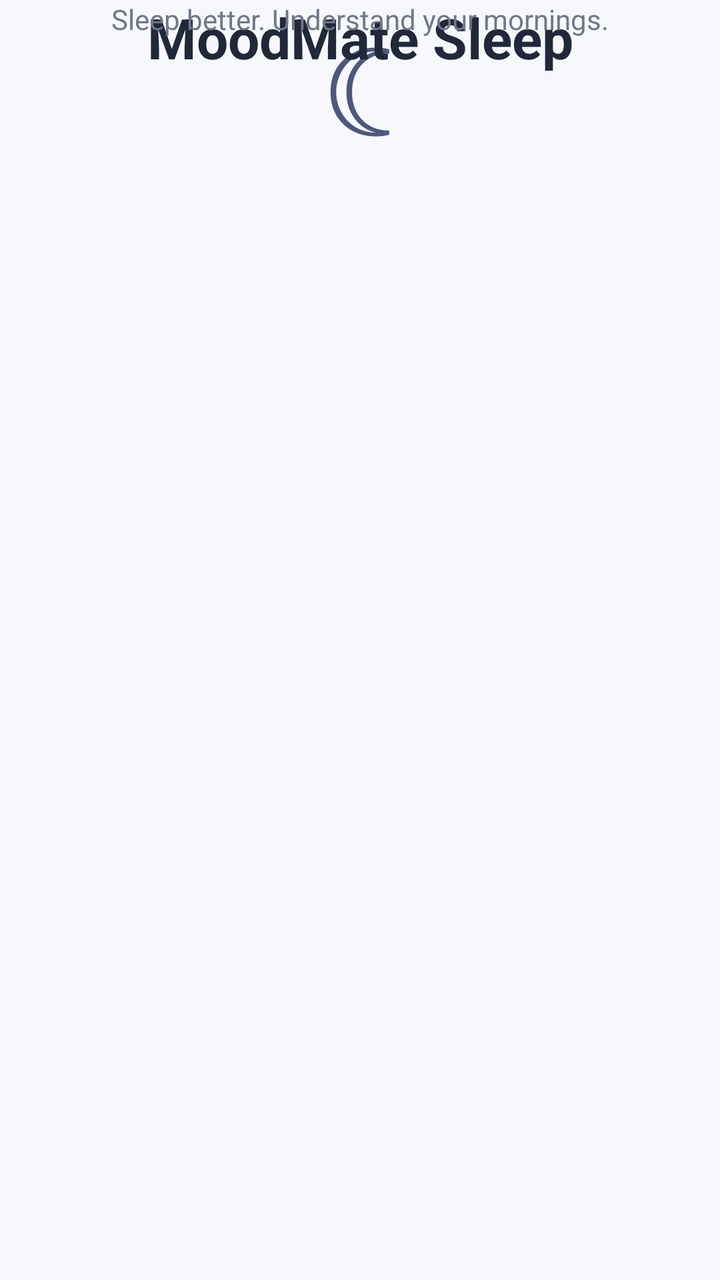
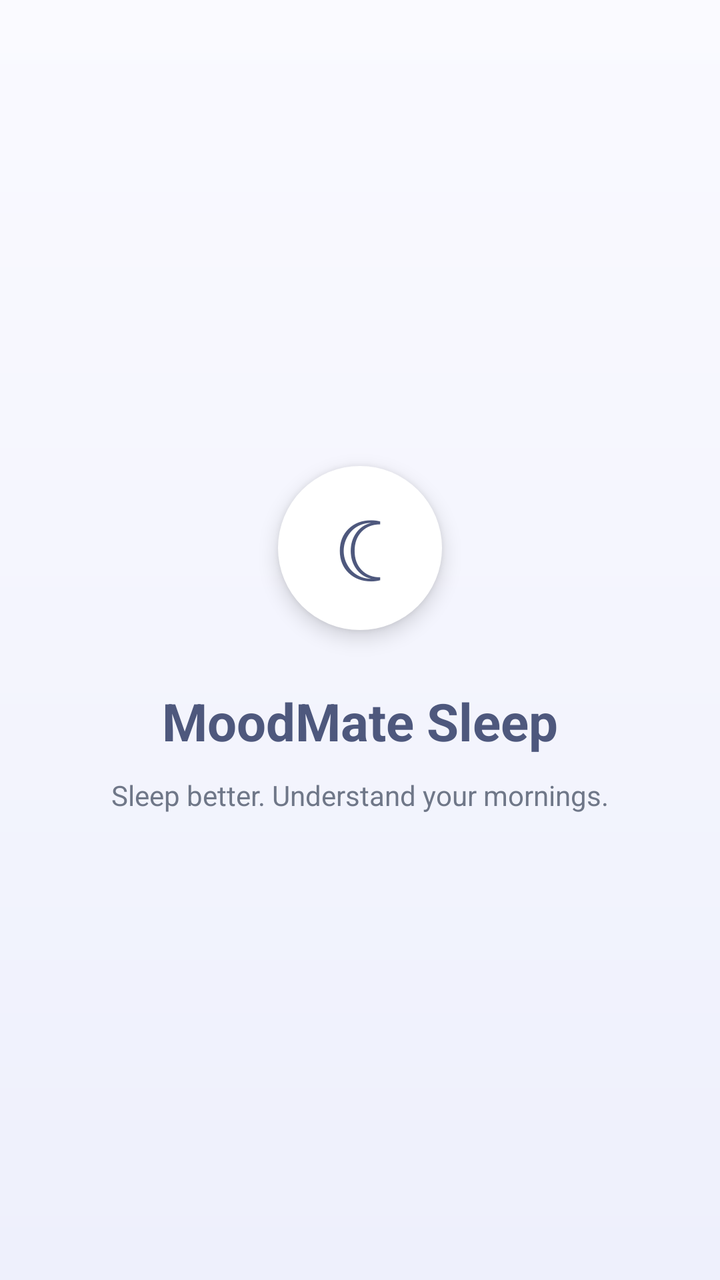

Two renders of the same Android screen: before a commit and after it. Below are the layout's source before the change and the commit's diff.
<!-- AndroidManifest.xml: application theme Theme.MoodMateSleep -->
<!-- res/layout/fragment_splash.xml -->
<?xml version="1.0" encoding="utf-8"?>
<androidx.constraintlayout.widget.ConstraintLayout
    xmlns:android="http://schemas.android.com/apk/res/android"
    xmlns:app="http://schemas.android.com/apk/res-auto"
    android:layout_width="match_parent"
    android:layout_height="match_parent"
    android:background="@color/moodmate_background">

    <TextView
        android:id="@+id/tvMoon"
        android:layout_width="wrap_content"
        android:layout_height="wrap_content"
        android:text="☾"
        android:textColor="@color/moodmate_primary"
        android:textSize="64sp"
        app:layout_constraintBottom_toTopOf="@id/tvAppName"
        app:layout_constraintEnd_toEndOf="parent"
        app:layout_constraintStart_toStartOf="parent"
        app:layout_constraintVertical_chainStyle="packed" />

    <TextView
        android:id="@+id/tvAppName"
        android:layout_width="wrap_content"
        android:layout_height="wrap_content"
        android:layout_marginTop="16dp"
        android:text="MoodMate Sleep"
        android:textColor="@color/moodmate_text_primary"
        android:textSize="28sp"
        android:textStyle="bold"
        app:layout_constraintBottom_toTopOf="@id/tvTagline"
        app:layout_constraintEnd_toEndOf="parent"
        app:layout_constraintStart_toStartOf="parent"
        app:layout_constraintTop_toBottomOf="@id/tvMoon" />

    <TextView
        android:id="@+id/tvTagline"
        android:layout_width="wrap_content"
        android:layout_height="wrap_content"
        android:layout_marginTop="8dp"
        android:text="Sleep better. Understand your mornings."
        android:textColor="@color/moodmate_text_secondary"
        android:textSize="14sp"
        app:layout_constraintBottom_toBottomOf="parent"
        app:layout_constraintEnd_toEndOf="parent"
        app:layout_constraintStart_toStartOf="parent"
        app:layout_constraintTop_toBottomOf="@id/tvAppName" />

</androidx.constraintlayout.widget.ConstraintLayout>
<!-- resources referenced by this layout -->
<resources>
  <color name="moodmate_background">#F7F8FC</color>
  <color name="moodmate_primary">#4E587D</color>
  <color name="moodmate_text_primary">#20283A</color>
  <color name="moodmate_text_secondary">#6F7788</color>
  <style name="Theme.MoodMateSleep" parent="Theme.Material3.DayNight.NoActionBar">
  
          <item name="colorPrimary">@color/moodmate_primary</item>
  
          <item name="colorSecondary">@color/moodmate_teal</item>
  
          <item name="android:colorAccent">@color/moodmate_teal</item>
  
          <item name="android:windowLightStatusBar">true</item>
  
          <item name="android:statusBarColor">@color/moodmate_background</item>
  
          <item name="android:navigationBarColor">@color/moodmate_background</item>
  
          <item name="android:windowBackground">@color/moodmate_background</item>
  
      </style>
  <color name="moodmate_teal">#78B8A8</color>
</resources>

<!-- the commit's change to res/layout/fragment_splash.xml (unified diff, before → after) -->
@@ -4,28 +4,32 @@
     xmlns:app="http://schemas.android.com/apk/res-auto"
     android:layout_width="match_parent"
     android:layout_height="match_parent"
-    android:background="@color/moodmate_background">
+    android:background="@drawable/bg_splash_gradient">
 
     <TextView
         android:id="@+id/tvMoon"
-        android:layout_width="wrap_content"
-        android:layout_height="wrap_content"
+        android:layout_width="82dp"
+        android:layout_height="82dp"
+        android:background="@drawable/bg_moon_circle"
+        android:gravity="center"
+        android:elevation="6dp"
         android:text="☾"
         android:textColor="@color/moodmate_primary"
-        android:textSize="64sp"
+        android:textSize="44sp"
         app:layout_constraintBottom_toTopOf="@id/tvAppName"
         app:layout_constraintEnd_toEndOf="parent"
         app:layout_constraintStart_toStartOf="parent"
+        app:layout_constraintTop_toTopOf="parent"
         app:layout_constraintVertical_chainStyle="packed" />
 
     <TextView
         android:id="@+id/tvAppName"
         android:layout_width="wrap_content"
         android:layout_height="wrap_content"
-        android:layout_marginTop="16dp"
+        android:layout_marginTop="28dp"
         android:text="MoodMate Sleep"
-        android:textColor="@color/moodmate_text_primary"
-        android:textSize="28sp"
+        android:textColor="@color/moodmate_primary"
+        android:textSize="26sp"
         android:textStyle="bold"
         app:layout_constraintBottom_toTopOf="@id/tvTagline"
         app:layout_constraintEnd_toEndOf="parent"
@@ -34,9 +38,11 @@
 
     <TextView
         android:id="@+id/tvTagline"
-        android:layout_width="wrap_content"
+        android:layout_width="260dp"
         android:layout_height="wrap_content"
-        android:layout_marginTop="8dp"
+        android:layout_marginTop="10dp"
+        android:gravity="center"
+        android:lineSpacingExtra="3dp"
         android:text="Sleep better. Understand your mornings."
         android:textColor="@color/moodmate_text_secondary"
         android:textSize="14sp"
<!-- resource entries referenced after the edit -->
@@ -1,9 +1,26 @@
 <!-- resources referenced by this layout -->
 <resources>
-  <color name="moodmate_background">#F7F8FC</color>
   <color name="moodmate_primary">#4E587D</color>
-  <color name="moodmate_text_primary">#20283A</color>
   <color name="moodmate_text_secondary">#6F7788</color>
+  <!-- drawable bg_moon_circle (drawable) -->
+  <?xml version="1.0" encoding="utf-8"?>
+  <shape xmlns:android="http://schemas.android.com/apk/res/android"
+      android:shape="oval">
+  
+      <solid android:color="@color/moodmate_card" />
+  
+  </shape>
+  <!-- drawable bg_splash_gradient (drawable) -->
+  <?xml version="1.0" encoding="utf-8"?>
+  <shape xmlns:android="http://schemas.android.com/apk/res/android"
+      android:shape="rectangle">
+  
+      <gradient
+          android:angle="270"
+          android:startColor="@color/moodmate_splash_start"
+          android:endColor="@color/moodmate_splash_end" />
+  
+  </shape>
   <style name="Theme.MoodMateSleep" parent="Theme.Material3.DayNight.NoActionBar">
   
           <item name="colorPrimary">@color/moodmate_primary</item>
@@ -21,6 +38,10 @@
           <item name="android:windowBackground">@color/moodmate_background</item>
   
       </style>
+  <color name="moodmate_card">#FFFFFF</color>
+  <color name="moodmate_splash_start">#FAFAFF</color>
+  <color name="moodmate_splash_end">#EEF0FC</color>
   <color name="moodmate_teal">#78B8A8</color>
+  <color name="moodmate_background">#F7F8FC</color>
 </resources>
 
